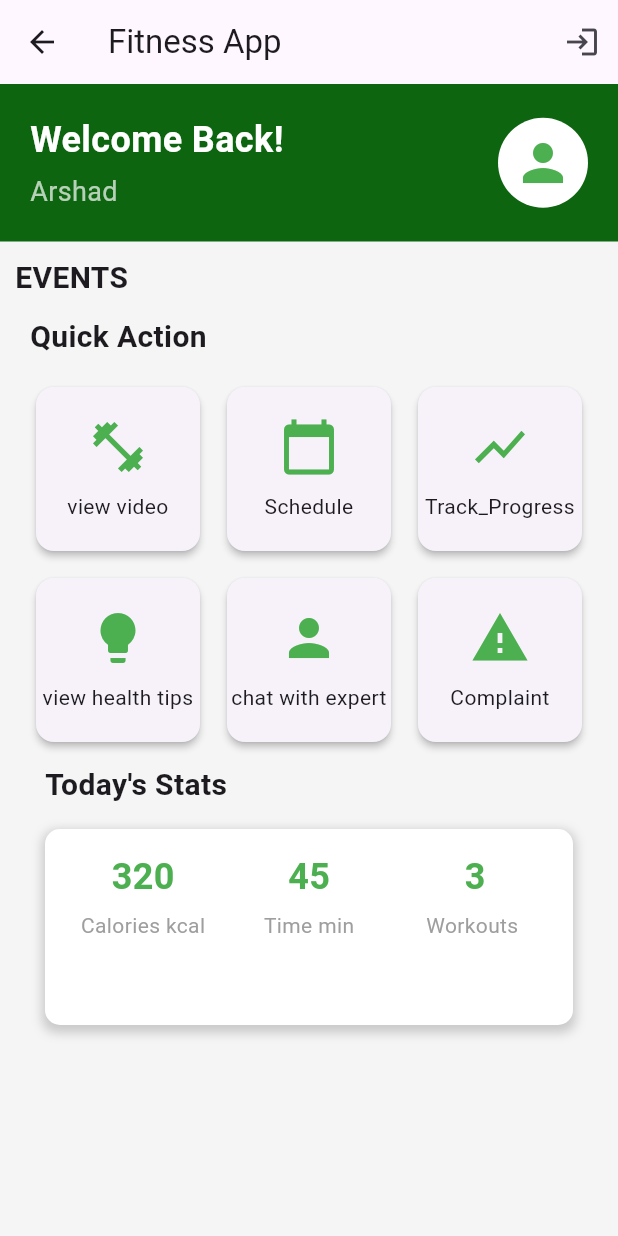
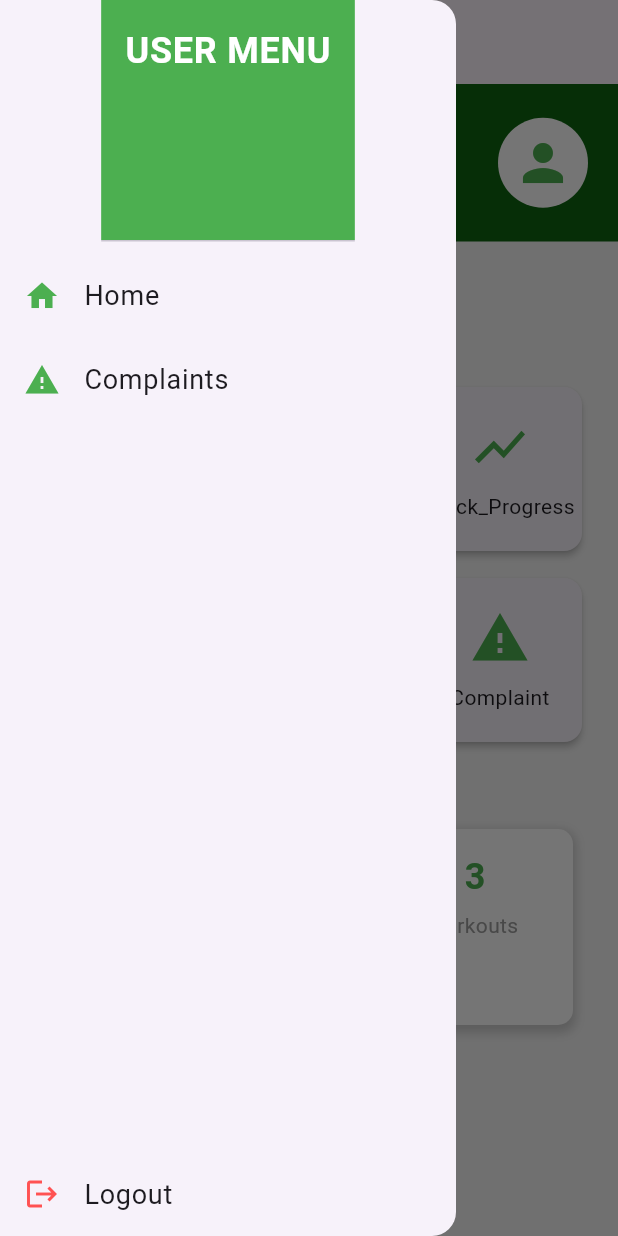
Before and after one commit to Arshadvkb/fitnessapp_mobile, a Flutter app: the HomePage screen opened directly, with the side drawer open (before the commit the screen has no drawer), on a phone screen of 412 x 824 dp. Run offline on Flutter 3.47's test engine with Material 3 defaults, Android fonts, the phone set to English and light mode, and no system bars; our stand-ins replace fluttertoast, image_picker, shared_preferences, video_player; accounts and stored records are empty.

Commit message:
Add user menu drawer to HomePage for improved navigation

```diff
--- a/lib/templates/user/user_home.dart
+++ b/lib/templates/user/user_home.dart
@@ -1,3 +1,5 @@
+import 'package:fitnessappnew/templates/expert/side_menu.dart';
+import 'package:fitnessappnew/templates/user/user_menu.dart';
 import 'package:flutter/material.dart';
 
 import '../login.dart';
@@ -16,18 +18,8 @@ class HomePage extends StatelessWidget {
         title: const Text('Fitness App'),
         elevation: 0,
         automaticallyImplyLeading: true, // Remove the back button
-        actions: [
-          IconButton(
-            icon: Icon(Icons.login),
-            onPressed: () {
-              Navigator.push(
-                context,
-                MaterialPageRoute(builder: (context) => LoginPage()),
-              );
-            },
-          ),
-        ],
       ),
+      drawer: Usermennu(),
       body: SingleChildScrollView(
         child: Column(
           crossAxisAlignment: CrossAxisAlignment.start,
--- /dev/null
+++ b/lib/templates/user/user_menu.dart
@@ -0,0 +1,80 @@
+import 'package:fitnessappnew/templates/expert/expert_home.dart';
+import 'package:fitnessappnew/templates/login.dart';
+import 'package:fitnessappnew/templates/user/user_home.dart';
+import 'package:flutter/material.dart';
+
+import 'complaints.dart';
+
+class Usermennu extends StatelessWidget {
+  const Usermennu({super.key});
+
+  @override
+  Widget build(BuildContext context) {
+    return Drawer(
+      child: Column(
+        children: <Widget>[
+          const DrawerHeader(
+            decoration: BoxDecoration(
+              color: Colors.green,
+            ),
+            child: Text(
+              'USER MENU',
+              style: TextStyle(
+                color: Colors.white,
+                fontSize: 24,
+                fontWeight: FontWeight.bold,
+              ),
+            ),
+          ),
+          Expanded(
+            child: ListView(
+              padding: EdgeInsets.zero,
+              children: <Widget>[
+                ListTile(
+                  leading: Icon(Icons.home, color: Colors.green),
+                  title: const Text(
+                    'Home',
+                    style: TextStyle(fontSize: 18),
+                  ),
+                  onTap: () {
+                    Navigator.push(context,
+                        MaterialPageRoute(builder: (context) => HomePage()));
+                  },
+                ),
+                ListTile(
+                  leading: Icon(Icons.warning, color: Colors.green),
+                  title: const Text(
+                    'Complaints',
+                    style: TextStyle(fontSize: 18),
+                  ),
+                  onTap: () {
+                    Navigator.push(
+                      context,
+                      MaterialPageRoute(
+                          builder: (context) => const complaints()),
+                    );
+                  },
+                ),
+
+                // Add more navigation items here
+              ],
+            ),
+          ),
+          ListTile(
+            leading: Icon(Icons.logout, color: Colors.redAccent),
+            title: const Text(
+              'Logout',
+              style: TextStyle(fontSize: 18),
+            ),
+            onTap: () {
+              Navigator.push(
+                context,
+                MaterialPageRoute(builder: (context) => LoginPage()),
+              );
+            },
+          ),
+        ],
+      ),
+    );
+  }
+}
```
